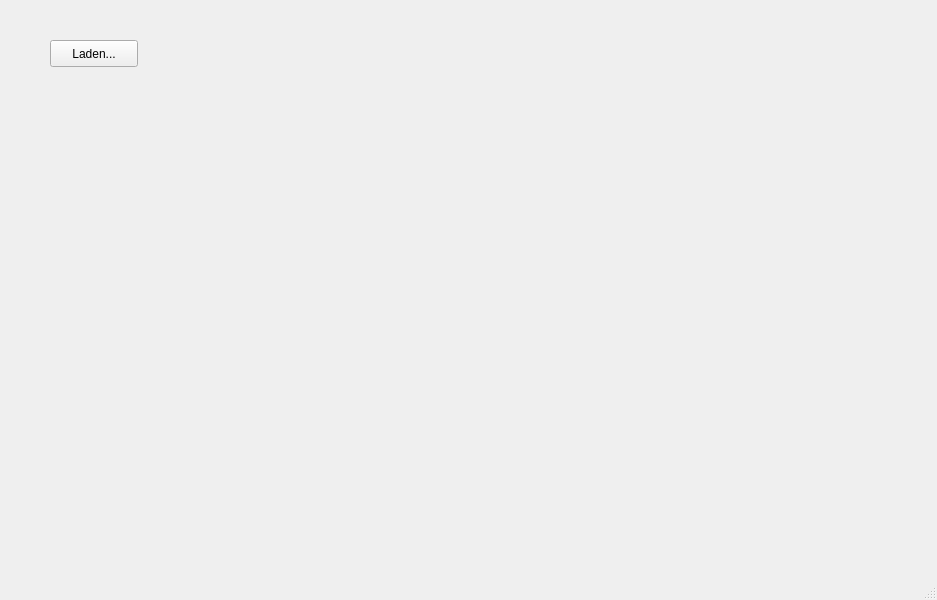
Qt form mainwindow.ui (paulwesinger/DB) before a commit.
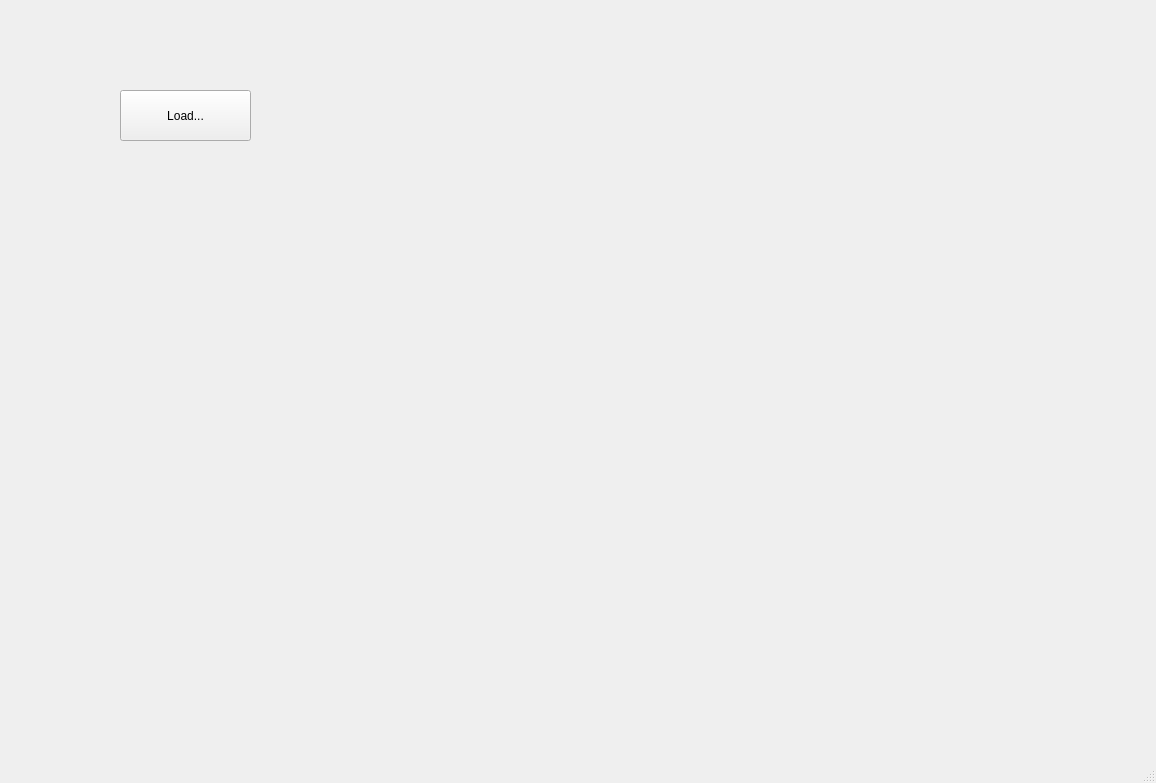
The same form after that commit.

Commit message: Acivate Signal Slots

The edit to the form file:
```diff
--- a/mainwindow.ui
+++ b/mainwindow.ui
@@ -6,8 +6,8 @@
    <rect>
     <x>0</x>
     <y>0</y>
-    <width>937</width>
-    <height>600</height>
+    <width>1156</width>
+    <height>783</height>
    </rect>
   </property>
   <property name="windowTitle">
@@ -17,14 +17,14 @@
    <widget class="QPushButton" name="loadButton">
     <property name="geometry">
      <rect>
-      <x>50</x>
-      <y>40</y>
-      <width>88</width>
-      <height>27</height>
+      <x>120</x>
+      <y>90</y>
+      <width>131</width>
+      <height>51</height>
      </rect>
     </property>
     <property name="text">
-     <string>Laden...</string>
+     <string>Load...</string>
     </property>
    </widget>
   </widget>
```
Left out of the diff: 24 changed lines with no effect on the pictures. The commit also changes 2 other files.
